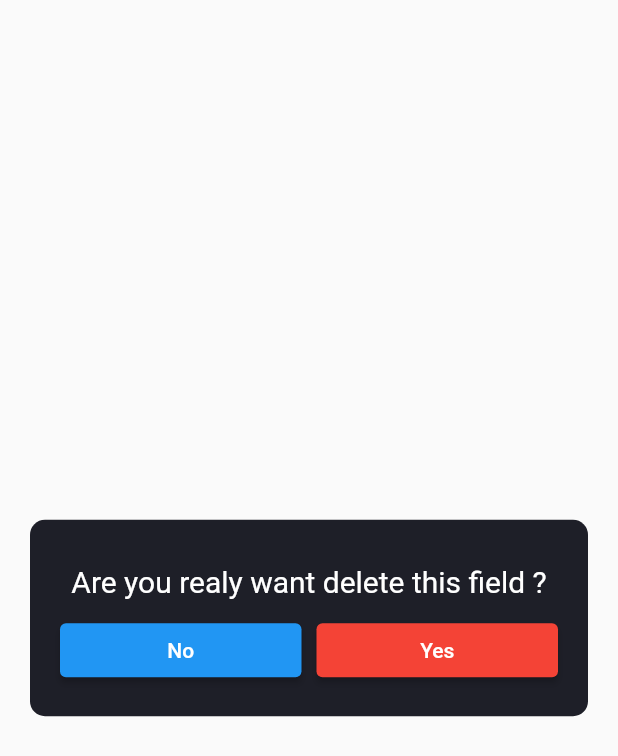
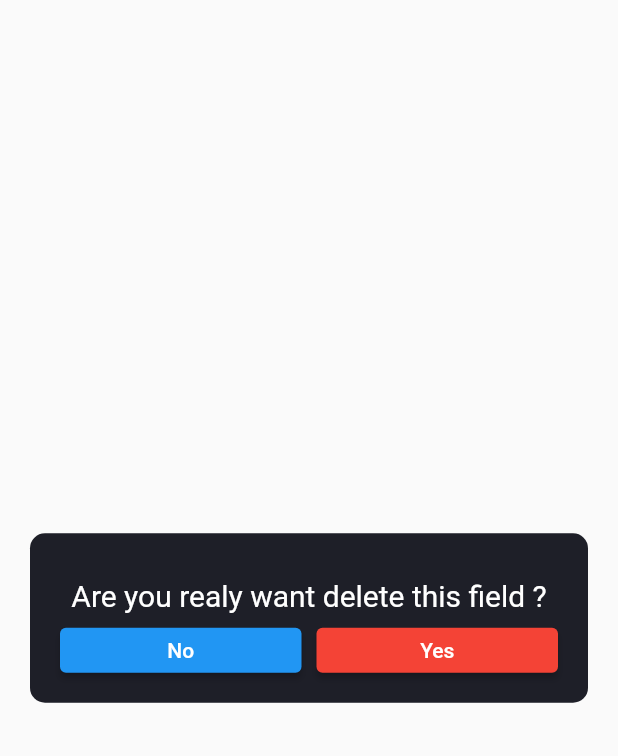
Before and after one commit to Frezyx/storage_view, a Flutter app: the DeleteConfirmationModal widget shown alone on an empty page, opened directly with empty values, on a phone screen of 412 x 824 dp. Shown: the top 756 px of the screen. Run offline on Flutter 3.47's test engine with Material 2 defaults, Android fonts, the phone set to English and light mode, and no system bars; our stand-ins replace shared_preferences; accounts and stored records are empty.

Commit message:
Update modal UI

```diff
--- a/packages/storage_view/lib/src/ui/widgets/modals/delete/delete_confirmation_modal.dart
+++ b/packages/storage_view/lib/src/ui/widgets/modals/delete/delete_confirmation_modal.dart
@@ -1,4 +1,5 @@
 import 'package:flutter/material.dart';
+import 'package:storage_view/src/ui/utils/utils.dart';
 import 'package:storage_view/storage_view.dart';
 
 class DeleteConfirmationModal extends StatelessWidget {
@@ -11,8 +12,11 @@ class DeleteConfirmationModal extends StatelessWidget {
 
   @override
   Widget build(BuildContext context) {
+    final isSmallScreen = ResponsiveHelper.of(context).isSmallScreen;
+    final buttonHeight = isSmallScreen ? 30.0 : 50.0;
     return Center(
       child: Container(
+        width: isSmallScreen ? null : 370,
         margin: const EdgeInsets.all(20),
         padding: const EdgeInsets.all(20),
         decoration: BoxDecoration(
@@ -34,6 +38,8 @@ class DeleteConfirmationModal extends StatelessWidget {
               mainAxisSize: MainAxisSize.min,
               children: [
                 Expanded(
+                  child: SizedBox(
+                    height: buttonHeight,
                     child: ElevatedButton(
                       onPressed: () {
                         Navigator.pop(context, false);
@@ -41,8 +47,11 @@ class DeleteConfirmationModal extends StatelessWidget {
                       child: const Text('No'),
                     ),
                   ),
+                ),
                 const SizedBox(width: 10),
                 Expanded(
+                  child: SizedBox(
+                    height: buttonHeight,
                     child: ElevatedButton(
                       onPressed: () {
                         Navigator.pop(context, true);
@@ -53,6 +62,7 @@ class DeleteConfirmationModal extends StatelessWidget {
                       child: const Text('Yes'),
                     ),
                   ),
+                ),
               ],
             ),
           ],
```
Lines whose indentation alone changed are shown as unchanged.
